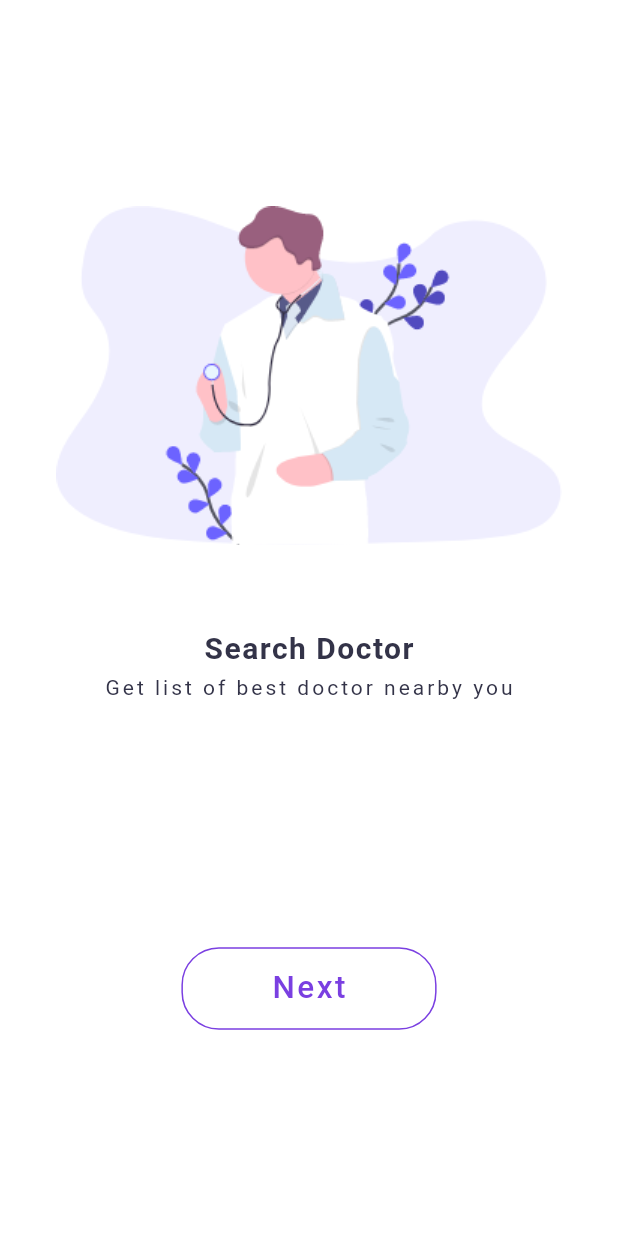
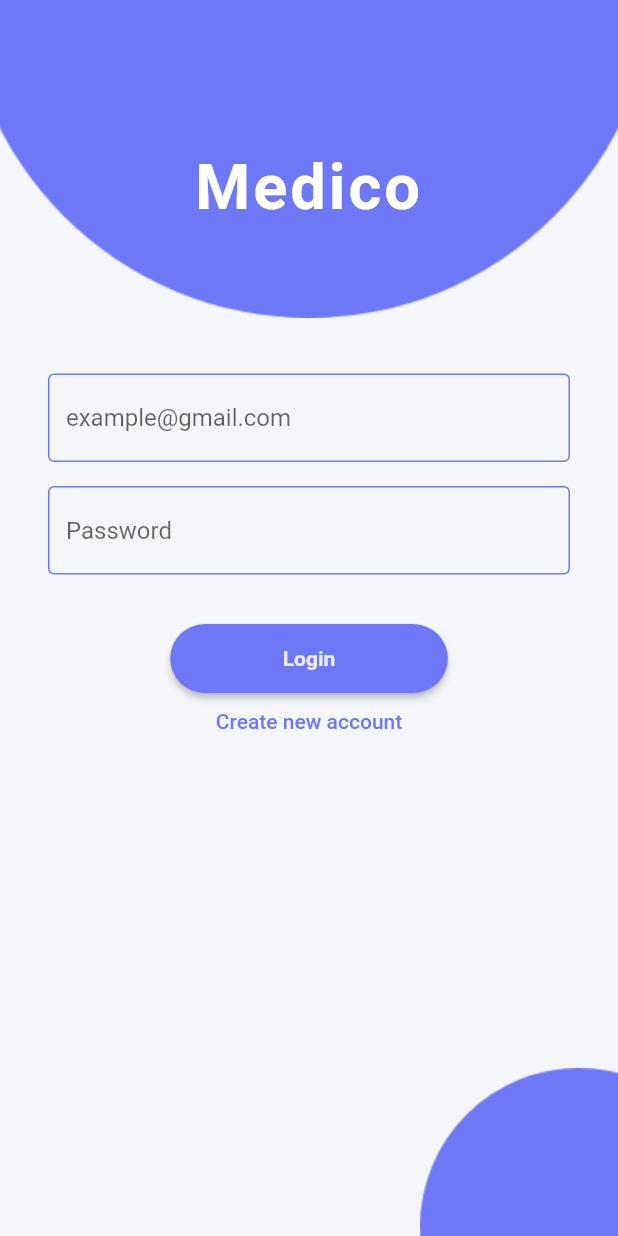
Before and after one commit to phucvo0709/Flutter-Medec, a Flutter app: the screen it shows after launch, on a phone screen of 412 x 824 dp. Run offline on Flutter 3.47's test engine with Material 2 defaults, Android fonts, the phone set to English and light mode, and no system bars; our stand-ins replace flutter_spinkit.

Commit message:
add layout screen auth

```diff
--- a/lib/main.dart
+++ b/lib/main.dart
@@ -1,6 +1,7 @@
 import 'package:fl_medec/providers/page_provider.dart';
-import 'package:fl_medec/screens/SplashScreen.dart';
-import 'package:fl_medec/screens/WelcomeScreen.dart';
+import 'package:fl_medec/screens/auth_screen.dart';
+import 'package:fl_medec/screens/splash_screen.dart';
+import 'package:fl_medec/screens/welcome_screen.dart';
 import 'package:flutter/material.dart';
 import 'package:provider/provider.dart';
 
@@ -17,9 +18,10 @@ class MyApp extends StatelessWidget {
       ],
       child: MaterialApp(
         title: 'Medeco',
-        home: SplashScreen(),
+        home: AuthScreen(),
         routes: {
           WelcomeScreen.routeName: (ctx) => WelcomeScreen(),
+          AuthScreen.routeName: (ctx) => AuthScreen(),
         },
       ),
     );
--- /dev/null
+++ b/lib/screens/auth_screen.dart
@@ -0,0 +1,64 @@
+import 'package:fl_medec/widgets/form_auth.dart';
+import 'package:flutter/material.dart';
+
+class AuthScreen extends StatefulWidget {
+  static const routeName = '/auth';
+
+  @override
+  _AuthScreenState createState() => _AuthScreenState();
+}
+
+class _AuthScreenState extends State<AuthScreen> {
+  @override
+  Widget build(BuildContext context) {
+    return Scaffold(
+      resizeToAvoidBottomPadding: false,
+      backgroundColor: Color(0xFFF4F6F9),
+      body: Stack(
+        fit: StackFit.expand,
+        children: <Widget>[
+          Positioned(
+            left: -25.0,
+            top: -250.0,
+            child: Container(
+              child: Image.asset(
+                'assets/images/Ellipse 62.png',
+              ),
+            ),
+          ),
+          Positioned(
+            right: -80.0,
+            bottom: -100.0,
+            child: Container(
+              child: Image.asset(
+                'assets/images/Ellipse 61.png',
+              ),
+            ),
+          ),
+          Column(
+            children: <Widget>[
+              Container(
+                child: Padding(
+                  padding: const EdgeInsets.all(100.0),
+                  child: Text(
+                    'Medico',
+                    textAlign: TextAlign.center,
+                    style: TextStyle(
+                      color: Colors.white,
+                      fontSize: 42.0,
+                      letterSpacing: 2.0,
+                      fontWeight: FontWeight.bold,
+                    ),
+                  ),
+                ),
+              ),
+              Container(
+                child: FormAuth(),
+              ),
+            ],
+          ),
+        ],
+      ),
+    );
+  }
+}
--- a/lib/screens/SplashScreen.dart
+++ b/lib/screens/splash_screen.dart
@@ -1,6 +1,6 @@
 import 'dart:async';
 
-import 'package:fl_medec/screens/WelcomeScreen.dart';
+import 'package:fl_medec/screens/welcome_screen.dart';
 import 'package:flutter/material.dart';
 import 'package:flutter_spinkit/flutter_spinkit.dart';
 
--- /dev/null
+++ b/lib/widgets/form_auth.dart
@@ -0,0 +1,233 @@
+import 'package:flutter/material.dart';
+
+enum AuthMode { SignUp, Login }
+
+class FormAuth extends StatefulWidget {
+  FormAuth({
+    Key key,
+  }) : super(key: key);
+  @override
+  _FormAuthState createState() => _FormAuthState();
+}
+
+class _FormAuthState extends State<FormAuth> {
+  final GlobalKey<FormState> _formKey = GlobalKey();
+  AuthMode _authMode = AuthMode.Login;
+  Map<String, String> _authData = {
+    'email': '',
+    'password': '',
+  };
+
+  bool _isLoading = false;
+  final _passwordController = TextEditingController();
+
+  void _submit() {
+    if (!_formKey.currentState.validate()) {
+      return;
+    }
+    _formKey.currentState.save();
+    setState(() {
+      _isLoading = true;
+    });
+    if (_authMode == AuthMode.Login) {
+      //lOGIN
+    } else {
+      //REGISTER
+    }
+    setState(() {
+      _isLoading = false;
+    });
+  }
+
+  void _switchAuthMode() {
+    if (_authMode == AuthMode.Login) {
+      setState(() {
+        _authMode = AuthMode.SignUp;
+      });
+    } else {
+      setState(() {
+        _authMode = AuthMode.Login;
+      });
+    }
+  }
+
+  @override
+  Widget build(BuildContext context) {
+    return Form(
+      key: _formKey,
+      child: Padding(
+        padding: const EdgeInsets.symmetric(horizontal: 32.0),
+        child: SingleChildScrollView(
+          child: Column(
+            mainAxisSize: MainAxisSize.min,
+            children: <Widget>[
+              TextFormField(
+                style: TextStyle(
+                  color: Color(0xFF313450),
+                ),
+                decoration: InputDecoration(
+                  hintText: 'example@gmail.com',
+                  enabledBorder: OutlineInputBorder(
+                    borderSide: BorderSide(
+                      color: Color(0xFF6E78F7),
+                    ),
+                  ),
+                  focusedBorder: OutlineInputBorder(
+                    borderSide: BorderSide(
+                      color: Color(0xFF6E78F7),
+                    ),
+                  ),
+                  errorBorder: OutlineInputBorder(
+                    borderSide: BorderSide(
+                      color: Color(0xFFFF4D4D),
+                    ),
+                  ),
+                  focusedErrorBorder: OutlineInputBorder(
+                    borderSide: BorderSide(
+                      color: Color(0xFFFF4D4D),
+                    ),
+                  ),
+                ),
+                keyboardType: TextInputType.emailAddress,
+                validator: (value) {
+                  if (value.isEmpty || !value.contains('@')) {
+                    return 'Invalid email!';
+                  }
+                },
+                onSaved: (value) {
+                  _authData['email'] = value;
+                },
+              ),
+              SizedBox(
+                height: 16.0,
+              ),
+              TextFormField(
+                autofocus: false,
+                enableInteractiveSelection: false,
+                style: TextStyle(
+                  color: Color(0xFF313450),
+                ),
+                decoration: InputDecoration(
+                  hintText: 'Password',
+                  enabledBorder: OutlineInputBorder(
+                    borderSide: BorderSide(
+                      color: Color(0xFF6E78F7),
+                    ),
+                  ),
+                  focusedBorder: OutlineInputBorder(
+                    borderSide: BorderSide(
+                      color: Color(0xFF6E78F7),
+                    ),
+                  ),
+                  errorBorder: OutlineInputBorder(
+                    borderSide: BorderSide(
+                      color: Color(0xFFFF4D4D),
+                    ),
+                  ),
+                  focusedErrorBorder: OutlineInputBorder(
+                    borderSide: BorderSide(
+                      color: Color(0xFFFF4D4D),
+                    ),
+                  ),
+                ),
+                obscureText: true,
+                controller: _passwordController,
+                validator: (value) {
+                  if (value.isEmpty || value.length < 5) {
+                    return 'Password is too short!';
+                  }
+                },
+                onSaved: (value) {
+                  _authData['password'] = value;
+                },
+              ),
+              SizedBox(
+                height: 16.0,
+              ),
+              _authMode == AuthMode.SignUp
+                  ? TextFormField(
+                      autofocus: false,
+                      enableInteractiveSelection: false,
+                      enabled: _authMode == AuthMode.SignUp,
+                      style: TextStyle(
+                        color: Color(0xFF313450),
+                      ),
+                      decoration: InputDecoration(
+                        hintText: 'Confirm Password',
+                        enabledBorder: OutlineInputBorder(
+                          borderSide: BorderSide(
+                            color: Color(0xFF6E78F7),
+                          ),
+                        ),
+                        focusedBorder: OutlineInputBorder(
+                          borderSide: BorderSide(
+                            color: Color(0xFF6E78F7),
+                          ),
+                        ),
+                        errorBorder: OutlineInputBorder(
+                          borderSide: BorderSide(
+                            color: Color(0xFFFF4D4D),
+                          ),
+                        ),
+                        focusedErrorBorder: OutlineInputBorder(
+                          borderSide: BorderSide(
+                            color: Color(0xFFFF4D4D),
+                          ),
+                        ),
+                      ),
+                      obscureText: true,
+                      controller: _passwordController,
+                      validator: _authMode == AuthMode.SignUp
+                          ? (value) {
+                              if (value != _passwordController.text) {
+                                return 'Password do not match!';
+                              }
+                            }
+                          : null,
+                    )
+                  : SizedBox(
+                      height: 16.0,
+                    ),
+              _authMode == AuthMode.SignUp
+                  ? SizedBox(
+                      height: 32.0,
+                    )
+                  : SizedBox(),
+              if (_isLoading)
+                CircularProgressIndicator()
+              else
+                RaisedButton(
+                  child: Text(
+                    _authMode == AuthMode.Login ? 'Login' : 'Sign Up',
+                    style: TextStyle(
+                      fontWeight: FontWeight.bold,
+                      fontSize: 14.0,
+                    ),
+                  ),
+                  onPressed: _submit,
+                  shape: RoundedRectangleBorder(
+                    borderRadius: BorderRadius.circular(30.0),
+                  ),
+                  padding: EdgeInsets.symmetric(
+                    horizontal: 75.0,
+                    vertical: 15.0,
+                  ),
+                  color: Color.fromRGBO(110, 120, 247, 1),
+                  textColor: Color.fromRGBO(236, 236, 236, 1),
+                ),
+              FlatButton(
+                child: Text(
+                  '${_authMode == AuthMode.Login ? 'Create new account' : 'You have account?'}',
+                ),
+                onPressed: _switchAuthMode,
+                padding: EdgeInsets.symmetric(horizontal: 30.0, vertical: 4.0),
+                materialTapTargetSize: MaterialTapTargetSize.shrinkWrap,
+                textColor: Color.fromRGBO(110, 120, 247, 1),
+              ),
+            ],
+          ),
+        ),
+      ),
+    );
+  }
+}
```
Also changed, not shown: assets/images/Ellipse 61.png (added), assets/images/Ellipse 62.png (added), lib/screens/welcome_screen.dart (renamed from lib/screens/WelcomeScreen.dart).
